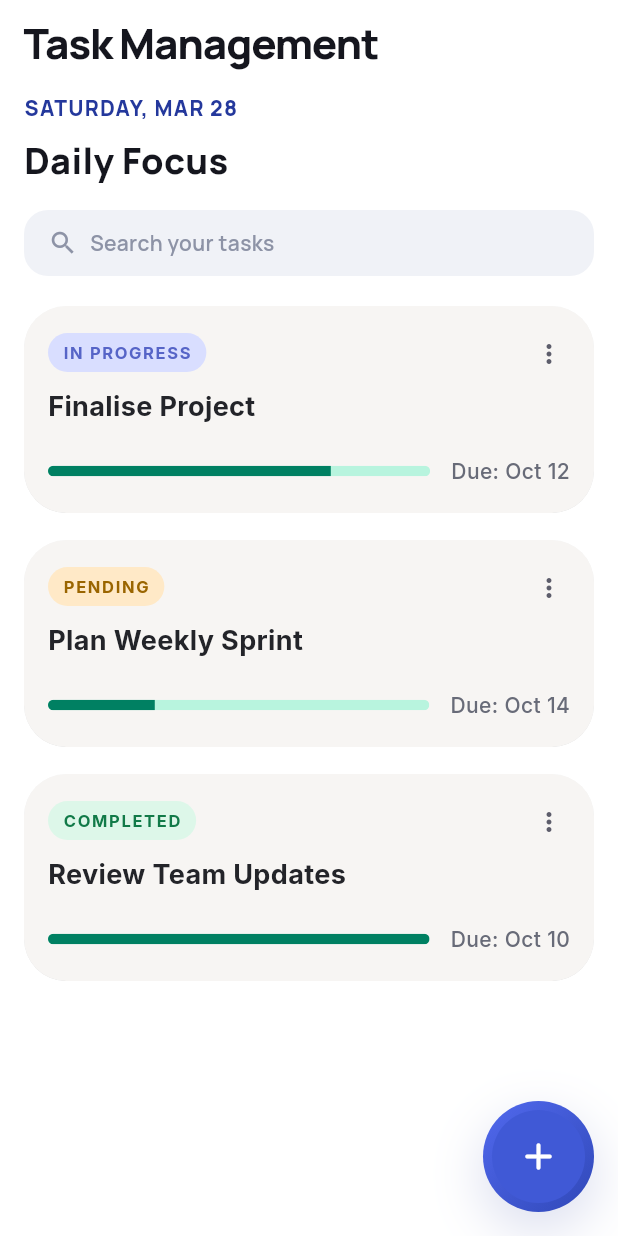
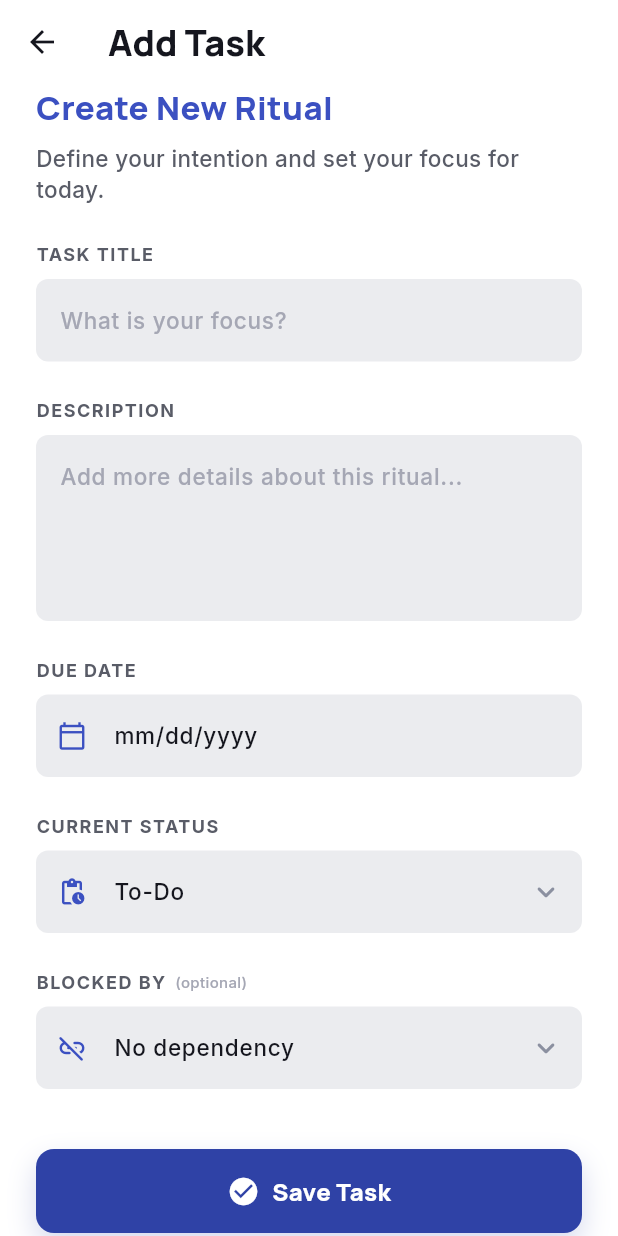
Before and after one commit to Swastikmeher93/task-manager, a Flutter app: the screen it shows after launch, after a tap on "Add Task", on a phone screen of 412 x 824 dp. Run offline on Flutter 3.47's test engine with Material 3 defaults, Android fonts, the phone set to English and light mode, and no system bars; our stand-ins replace google_fonts, sqflite; accounts and stored records are empty.

Commit message:
Added the Add New Task Screen

```diff
--- a/lib/screen/home_view.dart
+++ b/lib/screen/home_view.dart
@@ -2,6 +2,7 @@ import 'package:flutter/material.dart';
 import 'package:google_fonts/google_fonts.dart';
 import 'package:intl/intl.dart';
 import 'package:task_manager/model/task_model.dart';
+import 'package:task_manager/screen/task/add_task_view.dart';
 import 'package:task_manager/screen/task/task_details_page.dart';
 import 'package:task_manager/screen/task/widget/task_card.dart';
 
@@ -186,7 +187,13 @@ class _HomeViewState extends State<HomeView> {
                 color: Colors.transparent,
                 borderRadius: BorderRadius.circular(999),
                 child: InkWell(
-                  onTap: () {},
+                  onTap: () {
+                    Navigator.of(context).push(
+                      MaterialPageRoute<void>(
+                        builder: (_) => const AddTaskView(),
+                      ),
+                    );
+                  },
                   borderRadius: BorderRadius.circular(999),
                   child: AnimatedContainer(
                     duration: const Duration(milliseconds: 500),
--- /dev/null
+++ b/lib/screen/task/add_task_view.dart
@@ -0,0 +1,236 @@
+import 'package:flutter/material.dart';
+import 'package:google_fonts/google_fonts.dart';
+import 'package:intl/intl.dart';
+
+class AddTaskView extends StatefulWidget {
+  const AddTaskView({super.key});
+
+  @override
+  State<AddTaskView> createState() => _AddTaskViewState();
+}
+
+class _AddTaskViewState extends State<AddTaskView> {
+  final TextEditingController _dueDateController = TextEditingController();
+  Widget _buildLabel(String text, {bool isOptional = false}) {
+    return Padding(
+      padding: const EdgeInsets.only(bottom: 8.0, top: 24.0),
+      child: Row(
+        children: [
+          Text(
+            text,
+            style: GoogleFonts.inter(
+              fontSize: 12,
+              fontWeight: FontWeight.w700,
+              letterSpacing: 1.0,
+              color: const Color(0xFF595C67),
+            ),
+          ),
+          if (isOptional)
+            Padding(
+              padding: const EdgeInsets.only(left: 6.0),
+              child: Text(
+                '(optional)',
+                style: GoogleFonts.inter(
+                  fontSize: 10,
+                  fontWeight: FontWeight.w500,
+                  color: const Color(0xFFA5A7B4),
+                ),
+              ),
+            ),
+        ],
+      ),
+    );
+  }
+
+  Widget _buildTextField({
+    String? hint,
+    int maxLines = 1,
+    Widget? prefixIcon,
+    Widget? suffixIcon,
+    bool readOnly = false,
+    VoidCallback? onTap,
+    TextEditingController? controller,
+    Color hintColor = const Color(0xFFA5A7B4),
+  }) {
+    return Container(
+      decoration: BoxDecoration(
+        color: const Color(0xFFEBECEF),
+        borderRadius: BorderRadius.circular(8),
+      ),
+      child: TextField(
+        controller: controller,
+        readOnly: readOnly,
+        onTap: onTap,
+        maxLines: maxLines,
+        decoration: InputDecoration(
+          hintText: hint,
+          hintStyle: GoogleFonts.inter(
+            fontSize: 15,
+            fontWeight: FontWeight.w500,
+            color: hintColor,
+          ),
+          prefixIcon: prefixIcon,
+          suffixIcon: suffixIcon,
+          border: InputBorder.none,
+          contentPadding: const EdgeInsets.symmetric(horizontal: 16, vertical: 16),
+        ),
+        style: GoogleFonts.inter(
+          fontSize: 15,
+          fontWeight: FontWeight.w500,
+          color: const Color(0xFF15161E),
+        ),
+      ),
+    );
+  }
+
+  @override
+  Widget build(BuildContext context) {
+    return Scaffold(
+      backgroundColor: Colors.white,
+      appBar: AppBar(
+        backgroundColor: Colors.white,
+        elevation: 0,
+        scrolledUnderElevation: 0,
+        centerTitle: false,
+        leading: IconButton(
+          icon: const Icon(Icons.arrow_back, color: Color(0xFF15161E)),
+          onPressed: () => Navigator.pop(context),
+        ),
+        title: Text(
+          'Add Task',
+          style: GoogleFonts.manrope(
+            fontSize: 24,
+            fontWeight: FontWeight.w800,
+            color: const Color(0xFF15161E),
+          ),
+        ),
+      ),
+      body: SingleChildScrollView(
+        padding: const EdgeInsets.only(left: 24, right: 24, top: 0, bottom: 24),
+        child: Column(
+          crossAxisAlignment: CrossAxisAlignment.start,
+          children: [
+            Text(
+              'Create New Ritual',
+              style: GoogleFonts.manrope(
+                fontSize: 22,
+                fontWeight: FontWeight.w800,
+                color: const Color(0xFF3B50C1),
+              ),
+            ),
+            const SizedBox(height: 8),
+            Text(
+              'Define your intention and set your focus for today.',
+              style: GoogleFonts.inter(
+                fontSize: 15,
+                fontWeight: FontWeight.w500,
+                color: const Color(0xFF595C67),
+                height: 1.4,
+              ),
+            ),
+
+            _buildLabel('TASK TITLE'),
+            _buildTextField(hint: 'What is your focus?'),
+
+            _buildLabel('DESCRIPTION'),
+            _buildTextField(hint: 'Add more details about this ritual...', maxLines: 4),
+
+            _buildLabel('DUE DATE'),
+            _buildTextField(
+              hint: 'mm/dd/yyyy',
+              hintColor: const Color(0xFF15161E),
+              prefixIcon: const Icon(Icons.calendar_today_outlined, color: Color(0xFF3B50C1), size: 20),
+              readOnly: true,
+              controller: _dueDateController,
+              onTap: () async {
+                final selectedDate = await showDatePicker(
+                  context: context,
+                  initialDate: DateTime.now(),
+                  firstDate: DateTime(2000),
+                  lastDate: DateTime(2100),
+                  builder: (context, child) {
+                    return Theme(
+                      data: Theme.of(context).copyWith(
+                        colorScheme: const ColorScheme.light(
+                          primary: Color(0xFF3B50C1), // header background color
+                          onPrimary: Colors.white, // header text color
+                          onSurface: Color(0xFF15161E), // body text color
+                        ),
+                      ),
+                      child: child!,
+                    );
+                  },
+                );
+                if (selectedDate != null) {
+                  _dueDateController.text = DateFormat('MM/dd/yyyy').format(selectedDate);
+                }
+              },
+            ),
+
+            _buildLabel('CURRENT STATUS'),
+            _buildTextField(
+              hint: 'To-Do',
+              hintColor: const Color(0xFF15161E),
+              prefixIcon: const Icon(Icons.pending_actions_outlined, color: Color(0xFF3B50C1), size: 20),
+              suffixIcon: const Icon(Icons.keyboard_arrow_down_rounded, color: Color(0xFF8B90A0)),
+            ),
+
+            _buildLabel('BLOCKED BY', isOptional: true),
+            _buildTextField(
+              hint: 'No dependency',
+              hintColor: const Color(0xFF15161E),
+              prefixIcon: const Icon(Icons.link_off_rounded, color: Color(0xFF3B50C1), size: 20),
+              suffixIcon: const Icon(Icons.keyboard_arrow_down_rounded, color: Color(0xFF8B90A0)),
+            ),
+
+            const SizedBox(height: 40),
+
+            Container(
+              width: double.infinity,
+              height: 56,
+              decoration: BoxDecoration(
+                color: const Color(0xFF2F42A6),
+                borderRadius: BorderRadius.circular(12),
+                boxShadow: [
+                  BoxShadow(
+                    color: const Color(0xFF2F42A6).withOpacity(0.2),
+                    blurRadius: 16,
+                    offset: const Offset(0, 8),
+                  ),
+                ],
+              ),
+              child: Material(
+                color: Colors.transparent,
+                child: InkWell(
+                  onTap: () {},
+                  borderRadius: BorderRadius.circular(12),
+                  child: Row(
+                    mainAxisAlignment: MainAxisAlignment.center,
+                    children: [
+                      const Icon(Icons.check_circle, color: Colors.white, size: 22),
+                      const SizedBox(width: 8),
+                      Text(
+                        'Save Task',
+                        style: GoogleFonts.manrope(
+                          fontSize: 16,
+                          fontWeight: FontWeight.w800,
+                          color: Colors.white,
+                        ),
+                      ),
+                    ],
+                  ),
+                ),
+              ),
+            ),
+            const SizedBox(height: 40),
+          ],
+        ),
+      ),
+    );
+  }
+  @override
+  void dispose() {
+    _dueDateController.dispose();
+    super.dispose();
+  }
+}
```
